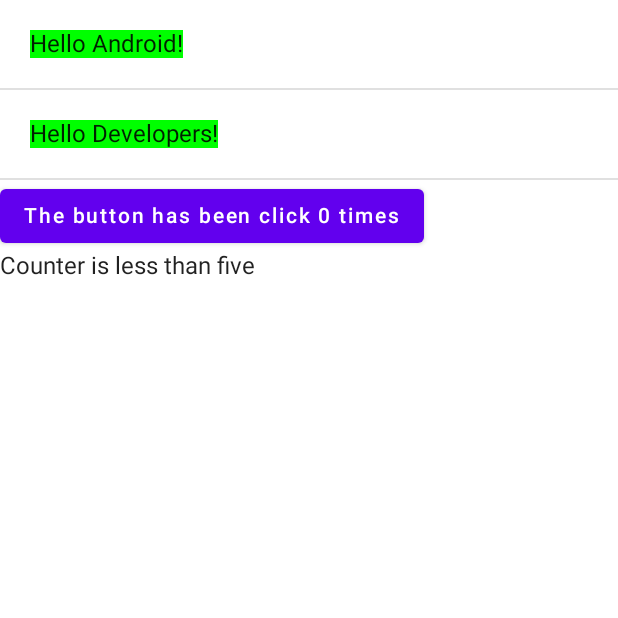
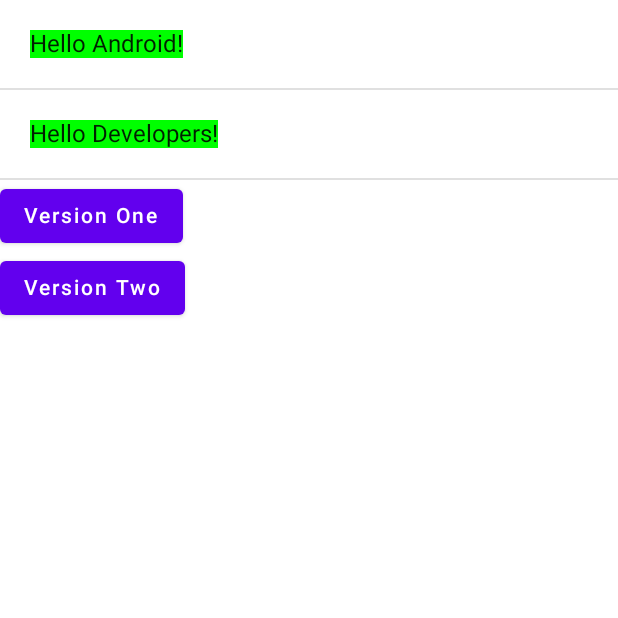
Before and after one commit to SweeftDavitSoitashvili/ComposeApp, an Android app built with Jetpack Compose: the screen it shows after launch (MainActivity), on a phone screen of 412 x 824 dp, the top half of it. Run offline under Robolectric (Android 15) with nearby library versions, the phone set to English and light mode, and no system bars; our stand-ins replace Dagger/Hilt's generated code.

Commit message:
hilt with compose example

```diff
--- a/app/src/main/AndroidManifest.xml
+++ b/app/src/main/AndroidManifest.xml
@@ -3,6 +3,7 @@
     package="com.example.jetpackcomposeapp">
 
     <application
+        android:name=".MyApp"
         android:allowBackup="true"
         android:icon="@mipmap/ic_launcher"
         android:label="@string/app_name"
--- a/app/src/main/java/com/example/jetpackcomposeapp/MainActivity.kt
+++ b/app/src/main/java/com/example/jetpackcomposeapp/MainActivity.kt
@@ -3,6 +3,7 @@ package com.example.jetpackcomposeapp
 import android.os.Bundle
 import androidx.activity.ComponentActivity
 import androidx.activity.compose.setContent
+import androidx.activity.viewModels
 import androidx.compose.foundation.background
 import androidx.compose.foundation.layout.Column
 import androidx.compose.foundation.layout.padding
@@ -13,23 +14,32 @@ import androidx.compose.ui.graphics.Color
 import androidx.compose.ui.tooling.preview.Preview
 import androidx.compose.ui.unit.dp
 import com.example.jetpackcomposeapp.ui.theme.JetpackComposeAppTheme
+import com.example.jetpackcomposeapp.vm.MainViewModel
+import dagger.hilt.android.AndroidEntryPoint
 
+private const val versionOne = "VersionOne"
+private const val versionTwo = "VersionTwo"
+
+@AndroidEntryPoint
 class MainActivity : ComponentActivity() {
+
+    private val mainViewModel: MainViewModel by viewModels()
+
     override fun onCreate(savedInstanceState: Bundle?) {
         super.onCreate(savedInstanceState)
         setContent {
             MyApp {
-                MyScreen()
+                MyScreen(mainViewModel = mainViewModel)
             }
         }
     }
 }
 
 @Composable
-fun MyScreen(names : List<String> = listOf("Android", "Developers")) {
+fun MyScreen(names: List<String> = listOf("Android", "Developers"), mainViewModel: MainViewModel?) {
 
-    var counter by remember {
-        mutableStateOf(0)
+    var chooserState by remember {
+        mutableStateOf("")
     }
 
     Column {
@@ -38,27 +48,32 @@ fun MyScreen(names : List<String> = listOf("Android", "Developers")) {
             Divider()
         }
 
-        Counter(counter) { newCount ->
-            counter = newCount
+        chooser {
+            chooserState = it
         }
 
-        if (counter > 5) {
-            Text(text = "Counter is more tha 5")
-        } else {
-            Text(text = "Counter is less than five")
+        if (chooserState == versionOne) {
+            mainViewModel!!.printVersionOne()
+        } else if (chooserState == versionTwo) {
+            mainViewModel!!.printVersionTwo()
         }
+        chooserState = ""
     }
 }
 
 @Composable
-fun Counter(count : Int, updateCount : (Int) -> Unit) {
-    Button(onClick = { updateCount(count + 1) }) {
-        Text(text = "The button has been click $count times")
+fun chooser(updateChoice: (String) -> Unit) {
+    Button(onClick = { updateChoice(versionOne) }) {
+        Text(text = "Version One")
+    }
+
+    Button(onClick = { updateChoice(versionTwo) }) {
+        Text(text = "Version Two")
     }
 }
 
 @Composable
-fun MyApp(content : @Composable () -> Unit) {
+fun MyApp(content: @Composable () -> Unit) {
     JetpackComposeAppTheme {
         // A surface container using the 'background' color from the theme
         Surface(color = MaterialTheme.colors.background) {
@@ -69,16 +84,17 @@ fun MyApp(content : @Composable () -> Unit) {
 
 @Composable
 fun Greeting(name: String) {
-    Text(text = "Hello $name!", modifier = Modifier
-        .padding(20.dp)
-        .background(Color.Green))
-
+    Text(
+        text = "Hello $name!", modifier = Modifier
+            .padding(20.dp)
+            .background(Color.Green)
+    )
 }
 
 @Preview(showBackground = true)
 @Composable
 fun DefaultPreview() {
     MyApp {
-        MyScreen()
+        MyScreen(mainViewModel = null)
     }
 }
--- /dev/null
+++ b/app/src/main/java/com/example/jetpackcomposeapp/MyApp.kt
@@ -0,0 +1,9 @@
+package com.example.jetpackcomposeapp
+
+import android.app.Application
+import dagger.hilt.android.HiltAndroidApp
+
+@HiltAndroidApp
+class MyApp : Application() {
+
+}
--- /dev/null
+++ b/app/src/main/java/com/example/jetpackcomposeapp/datasources/DataSource.kt
@@ -0,0 +1,5 @@
+package com.example.jetpackcomposeapp.datasources
+
+interface DataSource {
+    fun getData() : String
+}
--- /dev/null
+++ b/app/src/main/java/com/example/jetpackcomposeapp/datasources/versionOne/DataSourceOneImpl.kt
@@ -0,0 +1,8 @@
+package com.example.jetpackcomposeapp.datasources.versionOne
+
+import com.example.jetpackcomposeapp.datasources.DataSource
+import javax.inject.Inject
+
+class DataSourceOneImpl @Inject constructor() : DataSource {
+    override fun getData() = "Data Source One"
+}
--- /dev/null
+++ b/app/src/main/java/com/example/jetpackcomposeapp/datasources/versionTwo/DataSourceTwoImpl.kt
@@ -0,0 +1,8 @@
+package com.example.jetpackcomposeapp.datasources.versionTwo
+
+import com.example.jetpackcomposeapp.datasources.DataSource
+import javax.inject.Inject
+
+class DataSourceTwoImpl @Inject constructor() : DataSource{
+    override fun getData() = "Data Source Two"
+}
--- /dev/null
+++ b/app/src/main/java/com/example/jetpackcomposeapp/vm/MainViewModel.kt
@@ -0,0 +1,23 @@
+package com.example.jetpackcomposeapp.vm
+
+import android.util.Log.d
+import androidx.lifecycle.ViewModel
+import com.example.jetpackcomposeapp.datasources.DataSource
+import com.example.jetpackcomposeapp.di.DataSourceOne
+import com.example.jetpackcomposeapp.di.DataSourceTwo
+import dagger.hilt.android.lifecycle.HiltViewModel
+import javax.inject.Inject
+
+@HiltViewModel
+class MainViewModel @Inject constructor(
+    @DataSourceOne private val dataSourceOneImpl: DataSource,
+    @DataSourceTwo private val dataSourceTwoImpl: DataSource
+) : ViewModel() {
+    fun printVersionOne() {
+        d("asdsadsadsa", dataSourceOneImpl.getData())
+    }
+
+    fun printVersionTwo() {
+        d("asdsadsadsa", dataSourceTwoImpl.getData())
+    }
+}
--- a/build.gradle
+++ b/build.gradle
@@ -10,6 +10,7 @@ buildscript {
     dependencies {
         classpath "com.android.tools.build:gradle:7.0.3"
         classpath "org.jetbrains.kotlin:kotlin-gradle-plugin:1.5.21"
+        classpath 'com.google.dagger:hilt-android-gradle-plugin:2.38.1'
 
         // NOTE: Do not place your application dependencies here; they belong
         // in the individual module build.gradle files
```
Also changed, not shown: app/build.gradle (+14 -0 lines), app/src/main/java/com/example/jetpackcomposeapp/di/DataSourceModule.kt (added, +35 -0 lines).
